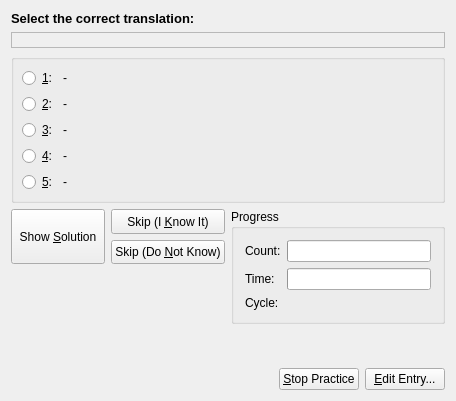
This is src/practice/MCQueryDlgForm.ui in KDE/parley as Qt 5 draws it before an edit. The edited form follows.
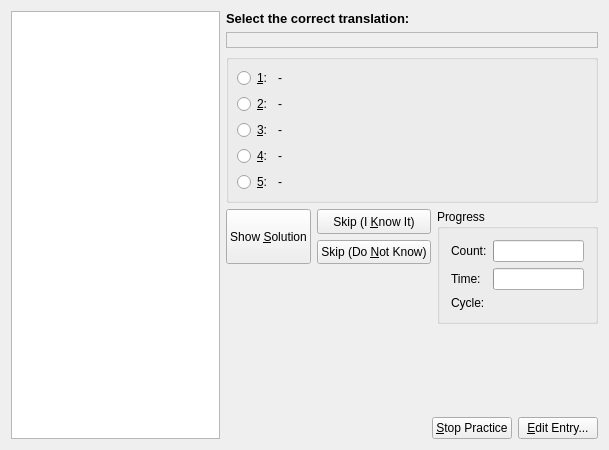
This is the edited form.

Commit message: Add config options to enable sound/image. Add image to multiple choice.

```diff
--- a/src/practice/MCQueryDlgForm.ui
+++ b/src/practice/MCQueryDlgForm.ui
@@ -6,10 +6,22 @@
    <rect>
     <x>0</x>
     <y>0</y>
-    <width>456</width>
-    <height>401</height>
+    <width>609</width>
+    <height>450</height>
    </rect>
   </property>
+  <layout class="QHBoxLayout" >
+   <item>
+    <widget class="QGraphicsView" name="imageGraphicsView" >
+     <property name="minimumSize" >
+      <size>
+       <width>150</width>
+       <height>150</height>
+      </size>
+     </property>
+    </widget>
+   </item>
+   <item>
   <layout class="QVBoxLayout" >
    <item>
     <widget class="QLabel" name="TextLabel1" >
@@ -453,6 +465,8 @@
         <string>&amp;Edit Entry...</string>
        </property>
       </widget>
+       </item>
+      </layout>
      </item>
     </layout>
    </item>
```
Lines whose indentation alone changed are shown as unchanged. The commit also changes 3 other files.
